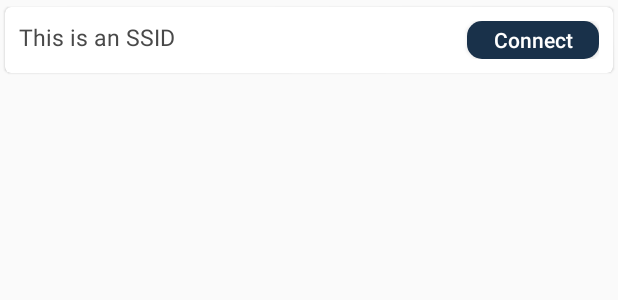
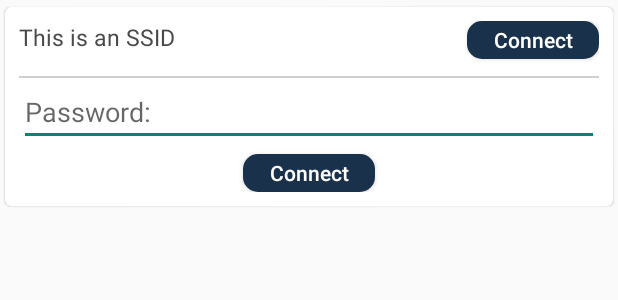
Before and after one commit to datobih/Maverick-Share, an Android app: the layout item_ssid.xml on its own in the app's theme, with its tools: preview values and no code run, on a phone screen of 412 x 824 dp. Shown: the top 300 px of the screen. Run offline under Robolectric (Android 15) with nearby library versions, the phone set to English and light mode, and no system bars; Roboto replaces fonts that are not available here.

Commit message:
Implemented Wifi Connectivity for Android 10 and above

```diff
--- a/app/src/main/res/layout/item_ssid.xml
+++ b/app/src/main/res/layout/item_ssid.xml
@@ -1,14 +1,15 @@
 <?xml version="1.0" encoding="utf-8"?>
 <LinearLayout xmlns:android="http://schemas.android.com/apk/res/android"
+    xmlns:tools="http://schemas.android.com/tools"
     android:layout_width="match_parent"
-    android:layout_height="match_parent"
+    android:layout_height="wrap_content"
     xmlns:app="http://schemas.android.com/apk/res-auto">
 
     <com.google.android.material.card.MaterialCardView
         android:layout_width="match_parent"
         android:layout_height="wrap_content"
 app:cardUseCompatPadding="true"
-
+        xmlns:tools="http://schemas.android.com/tools"
         >
 
         <RelativeLayout
@@ -28,6 +29,14 @@ app:cardUseCompatPadding="true"
                 ></TextView>
 
 
+            <ImageButton
+                android:id="@+id/imb_item_ssid_close"
+                android:layout_width="wrap_content"
+                android:layout_height="wrap_content"
+android:layout_alignParentEnd="true"
+                android:background="@drawable/ic_cancel"
+                android:visibility="gone"
+                ></ImageButton>
             <androidx.appcompat.widget.AppCompatButton
                 android:id="@+id/btn_item_connect"
                 android:layout_width="wrap_content"
@@ -37,7 +46,50 @@ app:cardUseCompatPadding="true"
                 android:text="Connect"
                 android:textColor="@color/white"
                 android:textAllCaps="false"
+
                 ></androidx.appcompat.widget.AppCompatButton>
+
+
+            <View
+                android:id="@+id/view_item_ssid_divider"
+                android:layout_width="match_parent"
+                android:layout_height="1dp"
+                android:background="#CFCFCF"
+                android:layout_below="@id/tv_item_ssid"
+                android:layout_marginTop="15dp"
+                android:visibility="gone"
+                tools:visibility="visible"
+            ></View>
+
+
+       <androidx.appcompat.widget.AppCompatEditText
+           android:id="@+id/et_wifi_password"
+           android:layout_width="match_parent"
+           android:layout_height="wrap_content"
+           android:layout_below="@id/view_item_ssid_divider"
+           android:hint="Password:"
+           android:visibility="gone"
+           tools:visibility="visible"
+
+           ></androidx.appcompat.widget.AppCompatEditText>
+
+            <androidx.appcompat.widget.AppCompatButton
+                android:id="@+id/btn_itemPassword_connect"
+                android:layout_width="wrap_content"
+                android:layout_height="25dp"
+               android:layout_centerInParent="true"
+                android:background="@drawable/ssid_drawable"
+                android:text="Connect"
+                android:textColor="@color/white"
+                android:textAllCaps="false"
+                android:layout_below="@id/et_wifi_password"
+                android:layout_marginTop="5dp"
+                android:visibility="gone"
+                tools:visibility="visible"
+
+                ></androidx.appcompat.widget.AppCompatButton>
+
+
 
 
         </RelativeLayout>
```
Also changed, not shown: app/src/main/AndroidManifest.xml (+7 -1 lines), app/src/main/java/com/example/maverickfilesender/activities/MainActivity.kt (+7 -1 lines), app/src/main/java/com/example/maverickfilesender/adapters/SSIDListRecyclerAdapter.kt (+109 -8 lines), app/src/main/java/com/example/maverickfilesender/receivers/WifiDirectBroadcastReceiver.kt (added, +45 -0 lines), app/src/main/res/drawable-v24/ic_cancel.png (added).
